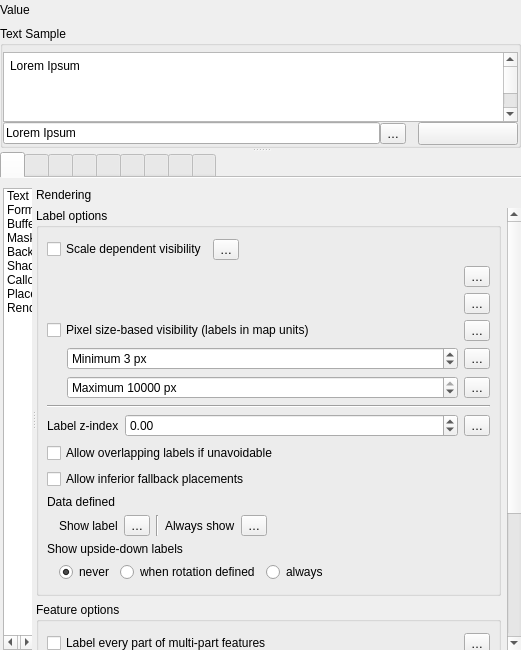
Qt form src/ui/qgstextformatwidgetbase.ui (qgis/QGIS) before a commit.
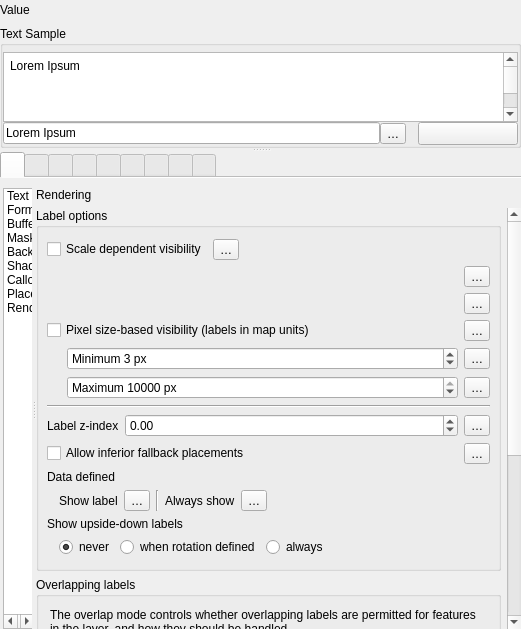
The same form after that commit. The open tabs and pages were chosen to show the change. Icons and pictures are not drawn. Custom widgets are drawn as their Qt base class.

Commit message: Further rework overlap/ always place label handling

The edit to the form file:
```diff
--- a/src/ui/qgstextformatwidgetbase.ui
+++ b/src/ui/qgstextformatwidgetbase.ui
@@ -7,7 +7,7 @@
     <x>0</x>
     <y>0</y>
     <width>521</width>
-    <height>650</height>
+    <height>629</height>
    </rect>
   </property>
   <property name="windowTitle">
@@ -5817,9 +5817,9 @@
                      <property name="geometry">
                       <rect>
                        <x>0</x>
-                       <y>-56</y>
+                       <y>-383</y>
                        <width>471</width>
-                       <height>739</height>
+                       <height>851</height>
                       </rect>
                      </property>
                      <layout class="QVBoxLayout" name="verticalLayout_8">
@@ -6143,18 +6143,28 @@
                           </layout>
                          </item>
                          <item>
-                          <widget class="QCheckBox" name="mCheckAllowOverlapping">
-                           <property name="text">
-                            <string>Allow overlapping labels if unavoidable</string>
+                          <layout class="QHBoxLayout" name="horizontalLayout_20">
+                           <property name="topMargin">
+                            <number>0</number>
                            </property>
-                          </widget>
-                         </item>
-                         <item>
-                          <widget class="QCheckBox" name="mCheckAllowDegradedPlacement">
-                           <property name="text">
-                            <string>Allow inferior fallback placements</string>
-                           </property>
-                          </widget>
+                           <item>
+                            <widget class="QCheckBox" name="mCheckAllowDegradedPlacement">
+                             <property name="toolTip">
+                              <string>If checked, then inferior placements are permitted when a label cannot otherwise be placed. For instance, it will permit a line label to be placed horizontal over the center of a line which is otherwise too short to fit the label text.</string>
+                             </property>
+                             <property name="text">
+                              <string>Allow inferior fallback placements</string>
+                             </property>
+                            </widget>
+                           </item>
+                           <item>
+                            <widget class="QgsPropertyOverrideButton" name="mAllowInferiorPlacementDBtn">
+                             <property name="text">
+                              <string>…</string>
+                             </property>
+                            </widget>
+                           </item>
+                          </layout>
                          </item>
                          <item>
                           <widget class="QFrame" name="mLabelRenderingDDFrame">
@@ -6352,6 +6362,42 @@
                         </layout>
                        </widget>
                       </item>
+                      <item>
+                       <widget class="QgsCollapsibleGroupBox" name="mPlacementOverrunGroupBox_2">
+                        <property name="title">
+                         <string>Overlapping labels</string>
+                        </property>
+                        <layout class="QGridLayout" name="gridLayout_24" columnstretch="0,1,0,0">
+                         <item row="1" column="1" colspan="2">
+                          <widget class="QComboBox" name="mComboOverlapHandling"/>
+                         </item>
+                         <item row="1" column="3">
+                          <widget class="QgsPropertyOverrideButton" name="mOverlapHandlingDBtn">
+                           <property name="text">
+                            <string>…</string>
+                           </property>
+                          </widget>
+                         </item>
+                         <item row="1" column="0">
+                          <widget class="QLabel" name="label_47">
+                           <property name="text">
+                            <string>Mode</string>
+                           </property>
+                          </widget>
+                         </item>
+                         <item row="0" column="0" colspan="4">
+                          <widget class="QLabel" name="label_48">
+                           <property name="text">
+                            <string>The overlap mode controls whether overlapping labels are permitted for features in the layer, and how they should be handled.</string>
+                           </property>
+                           <property name="wordWrap">
+                            <bool>true</bool>
+                           </property>
+                          </widget>
+                         </item>
+                        </layout>
+                       </widget>
+                      </item>
                       <item>
                        <widget class="QGroupBox" name="mRenderingFeaturesGrpBx">
                         <property name="title">
```
Left out of the diff: 88 changed lines with no effect on the pictures. The commit also changes 24 other files.
